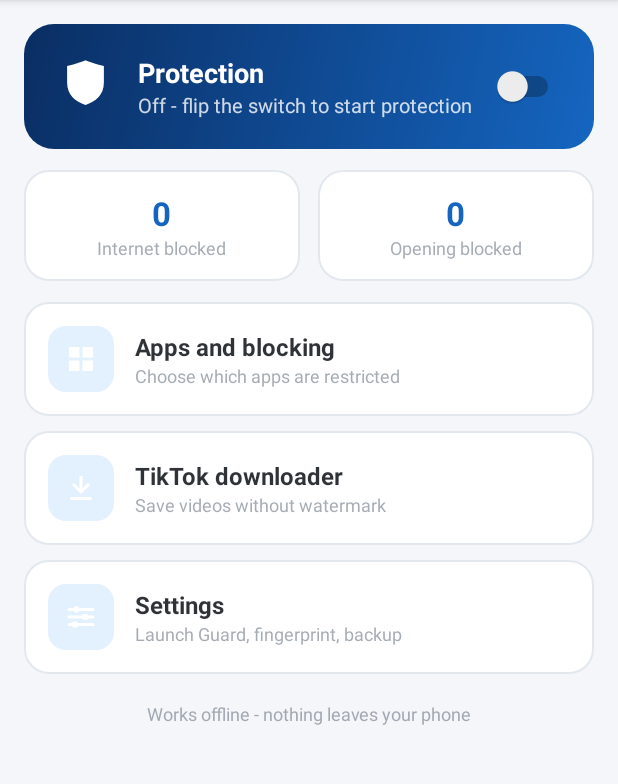
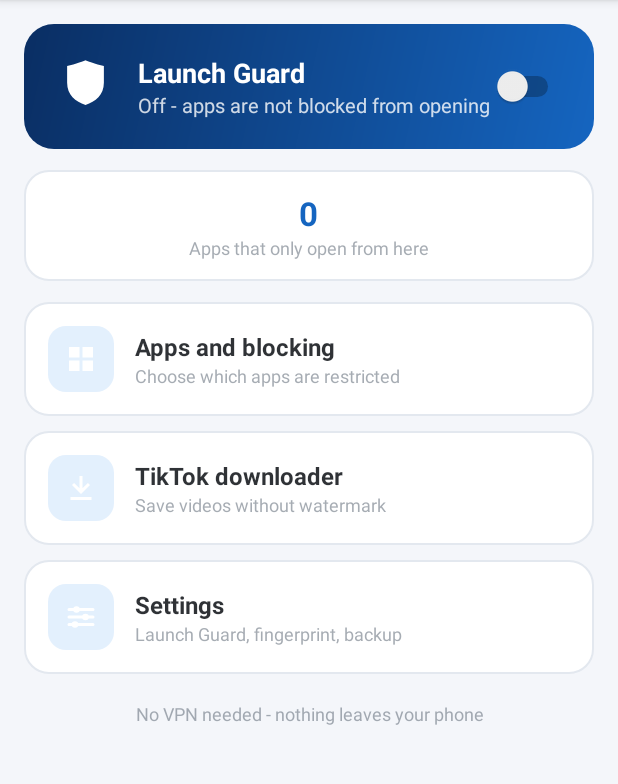
Before and after one commit to mughaleazamrestaurant11-droid/APP-BLOCKER, an Android app: the screen it shows after launch (MainActivity), on a phone screen of 412 x 824 dp, the part 84-868 px from its top. Run offline under Robolectric (Android 15) with nearby library versions, the phone set to English and light mode, and no system bars.

Commit message:
Remove VPN internet blocking entirely - app is now open-block only (Launch Guard)

```diff
--- a/app/src/main/java/com/classic/myappblocker/MainActivity.kt
+++ b/app/src/main/java/com/classic/myappblocker/MainActivity.kt
@@ -1,40 +1,34 @@
 package com.classic.myappblocker
 
 import android.app.Activity
+import android.content.DialogInterface
 import android.content.Intent
 import android.content.pm.PackageManager
 import android.hardware.biometrics.BiometricManager
 import android.hardware.biometrics.BiometricPrompt
-import android.net.VpnService
 import android.os.Build
 import android.os.Bundle
 import android.os.CancellationSignal
-import android.os.Handler
-import android.os.Looper
 import android.view.View
 import android.widget.Switch
 import android.widget.TextView
 import android.widget.Toast
-import android.content.DialogInterface
 
-/** Dashboard: protection switch, live counters and the main menu. */
+/** Dashboard: Launch Guard switch, live counter and the main menu. */
 class MainActivity : Activity() {
 
-    private lateinit var master: Switch
+    private lateinit var guard: Switch
     private lateinit var status: TextView
-    private lateinit var countInternet: TextView
     private lateinit var countOpen: TextView
     private var uiBusy = false
-    private val handler = Handler(Looper.getMainLooper())
 
     override fun onCreate(savedInstanceState: Bundle?) {
         super.onCreate(savedInstanceState)
         setContentView(R.layout.activity_main)
         maybeLock()
 
-        master = findViewById(R.id.switch_master)
+        guard = findViewById(R.id.switch_guard)
         status = findViewById(R.id.text_status)
-        countInternet = findViewById(R.id.text_count_internet)
         countOpen = findViewById(R.id.text_count_open)
 
         findViewById<View>(R.id.card_apps).setOnClickListener {
@@ -47,114 +41,48 @@ class MainActivity : Activity() {
             startActivity(Intent(this, SettingsActivity::class.java))
         }
 
-        master.setOnCheckedChangeListener { _, on ->
-            if (!uiBusy) {
-                if (on) startFirewall() else stopFirewall()
+        guard.setOnCheckedChangeListener { _, on ->
+            if (uiBusy) return@setOnCheckedChangeListener
+            Store.setOpenGuardEnabled(this, on)
+            if (on && !LaunchGuardService.isServiceEnabled(this)) {
+                Toast.makeText(
+                    this,
+                    "Now enable the Launch Guard service in Settings",
+                    Toast.LENGTH_LONG
+                ).show()
             }
+            refreshUi()
         }
     }
 
     override fun onResume() {
         super.onResume()
-
-        // Restore the blocker after a reboot / process death
-        // (no dialog needed if VPN permission was already granted).
-        if (Store.enabled(this) && !BlockerVpnService.isRunning && VpnService.prepare(this) == null) {
-            startForegroundService(
-                Intent(this, BlockerVpnService::class.java).setAction(BlockerVpnService.ACTION_START)
-            )
-            handler.postDelayed({ refreshUi() }, 600)
-        }
         refreshUi()
     }
 
     private fun refreshUi() {
-        val running = BlockerVpnService.isRunning
+        val guardOn = Store.openGuardEnabled(this)
+        val serviceOn = LaunchGuardService.isServiceEnabled(this)
+        val protected = countBlocked()
+
         uiBusy = true
-        master.isChecked = running
+        guard.isChecked = guardOn
         uiBusy = false
+
         status.text = when {
-            running -> "Active on ${currentNetworkName()} - protection is on"
-            Store.enabled(this) -> "Starting..."
-            else -> "Off - flip the switch to start protection"
+            guardOn && serviceOn -> "Active - $protected app(s) protected"
+            guardOn -> "On, but the Accessibility service is off - enable it in Settings"
+            else -> "Off - apps are not blocked from opening"
         }
-        refreshCounts()
+        countOpen.text = protected.toString()
     }
 
-    private fun refreshCounts() {
-        var internet = 0
-        var open = 0
+    private fun countBlocked(): Int {
+        var n = 0
         for (info in packageManager.getInstalledPackages(PackageManager.GET_PERMISSIONS)) {
-            val f = Store.flags(this, info.packageName)
-            if (f == 0) continue
-            if (f and Store.BLOCK_INTERNET != 0) internet++
-            if (f and Store.BLOCK_OPEN != 0) open++
+            if (Store.flags(this, info.packageName) != 0) n++
         }
-        countInternet.text = internet.toString()
-        countOpen.text = open.toString()
-    }
-
-    private fun currentNetworkName(): String {
-        return try {
-            val cm = getSystemService(CONNECTIVITY_SERVICE) as android.net.ConnectivityManager
-            val caps = cm.getNetworkCapabilities(cm.activeNetwork) ?: return "no network"
-            when {
-                caps.hasTransport(android.net.NetworkCapabilities.TRANSPORT_CELLULAR) -> "mobile data"
-                caps.hasTransport(android.net.NetworkCapabilities.TRANSPORT_WIFI) -> "Wi-Fi"
-                else -> "network"
-            }
-        } catch (e: Exception) {
-            "network"
-        }
-    }
-
-    private fun startFirewall() {
-        val prepare = VpnService.prepare(this)
-        if (prepare != null) {
-            try {
-                @Suppress("DEPRECATION")
-                startActivityForResult(prepare, REQUEST_VPN)
-            } catch (e: android.content.ActivityNotFoundException) {
-                Toast.makeText(this, "VPN permission dialog not found", Toast.LENGTH_SHORT).show()
-                refreshUi()
-            }
-            return
-        }
-        launchFirewall()
-    }
-
-    private fun launchFirewall() {
-        Store.setEnabled(this, true)
-        startForegroundService(
-            Intent(this, BlockerVpnService::class.java).setAction(BlockerVpnService.ACTION_START)
-        )
-        refreshUi()
-        handler.postDelayed({ refreshUi() }, 600)
-    }
-
-    private fun stopFirewall() {
-        Store.setEnabled(this, false)
-        try {
-            startService(
-                Intent(this, BlockerVpnService::class.java).setAction(BlockerVpnService.ACTION_STOP)
-            )
-        } catch (e: Exception) {
-            // Service not running - nothing to stop.
-        }
-        refreshUi()
-    }
-
-    @Deprecated("Deprecated in Java")
-    override fun onActivityResult(requestCode: Int, resultCode: Int, data: Intent?) {
-        super.onActivityResult(requestCode, resultCode, data)
-        if (requestCode == REQUEST_VPN) {
-            if (resultCode == RESULT_OK) {
-                launchFirewall()
-            } else {
-                Toast.makeText(this, "VPN permission denied", Toast.LENGTH_SHORT).show()
-                refreshUi()
-            }
-        }
+        return n
     }
 
     private fun maybeLock() {
@@ -194,21 +122,4 @@ class MainActivity : Activity() {
             }
         }
     }
-
-    companion object {
-        private const val REQUEST_VPN = 1
-
-        /** Tell the running service to rebuild its rules after a change. */
-        fun refreshVpn(context: android.content.Context) {
-            if (!BlockerVpnService.isRunning) return
-            try {
-                context.startService(
-                    Intent(context, BlockerVpnService::class.java)
-                        .setAction(BlockerVpnService.ACTION_REBUILD)
-                )
-            } catch (e: Exception) {
-                // ignore
-            }
-        }
-    }
 }
--- a/app/src/main/java/com/classic/myappblocker/NewAppReceiver.kt
+++ b/app/src/main/java/com/classic/myappblocker/NewAppReceiver.kt
@@ -4,7 +4,7 @@ import android.content.BroadcastReceiver
 import android.content.Context
 import android.content.Intent
 
-/** Optionally blocks the internet of every newly installed app (when enabled in settings). */
+/** Optionally blocks the opening of every newly installed app (when enabled in settings). */
 class NewAppReceiver : BroadcastReceiver() {
 
     override fun onReceive(context: Context, intent: Intent) {
@@ -13,6 +13,5 @@ class NewAppReceiver : BroadcastReceiver() {
         val pkg = intent.data?.schemeSpecificPart ?: return
         if (pkg == context.packageName) return
         Store.setFlags(context, pkg, Store.BLOCK_ALL)
-        MainActivity.refreshVpn(context)
     }
 }
--- a/app/src/main/java/com/classic/myappblocker/Store.kt
+++ b/app/src/main/java/com/classic/myappblocker/Store.kt
@@ -5,11 +5,8 @@ import android.content.SharedPreferences
 
 /** Simple storage for which apps are blocked and whether the blocker is enabled. */
 object Store {
-    const val BLOCK_WIFI = 1
-    const val BLOCK_DATA = 2
-    const val BLOCK_OPEN = 4
-    const val BLOCK_INTERNET = BLOCK_WIFI or BLOCK_DATA
-    const val BLOCK_ALL = BLOCK_WIFI or BLOCK_DATA or BLOCK_OPEN
+    const val BLOCK_OPEN = 1
+    const val BLOCK_ALL = BLOCK_OPEN
 
     private fun prefs(context: Context): SharedPreferences =
         context.getSharedPreferences("blocker", Context.MODE_PRIVATE)
--- a/app/src/main/res/layout/activity_main.xml
+++ b/app/src/main/res/layout/activity_main.xml
@@ -41,7 +41,7 @@
                     <TextView
                         android:layout_width="wrap_content"
                         android:layout_height="wrap_content"
-                        android:text="Protection"
+                        android:text="Launch Guard"
                         android:textColor="#FFFFFFFF"
                         android:textSize="18sp"
                         android:textStyle="bold"/>
@@ -56,52 +56,17 @@
                 </LinearLayout>
 
                 <Switch
-                    android:id="@+id/switch_master"
+                    android:id="@+id/switch_guard"
                     android:layout_width="wrap_content"
                     android:layout_height="wrap_content"/>
             </LinearLayout>
         </LinearLayout>
 
-        <!-- Counters -->
+        <!-- Counter -->
         <LinearLayout
             android:layout_width="match_parent"
             android:layout_height="wrap_content"
             android:layout_marginTop="14dp"
-            android:baselineAligned="false"
-            android:orientation="horizontal">
-
-            <LinearLayout
-                android:layout_width="0dp"
-                android:layout_height="wrap_content"
-                android:layout_marginEnd="6dp"
-                android:layout_weight="1"
-                android:background="@drawable/bg_card"
-                android:gravity="center"
-                android:orientation="vertical"
-                android:padding="14dp">
-
-                <TextView
-                    android:id="@+id/text_count_internet"
-                    android:layout_width="wrap_content"
-                    android:layout_height="wrap_content"
-                    android:text="0"
-                    android:textColor="@color/primary"
-                    android:textSize="22sp"
-                    android:textStyle="bold"/>
-
-                <TextView
-                    android:layout_width="wrap_content"
-                    android:layout_height="wrap_content"
-                    android:text="Internet blocked"
-                    android:textColor="@color/text_secondary"
-                    android:textSize="12sp"/>
-            </LinearLayout>
-
-            <LinearLayout
-                android:layout_width="0dp"
-                android:layout_height="wrap_content"
-                android:layout_marginStart="6dp"
-                android:layout_weight="1"
             android:background="@drawable/bg_card"
             android:gravity="center"
             android:orientation="vertical"
@@ -119,10 +84,9 @@
             <TextView
                 android:layout_width="wrap_content"
                 android:layout_height="wrap_content"
-                    android:text="Opening blocked"
+                android:text="Apps that only open from here"
                 android:textColor="@color/text_secondary"
                 android:textSize="12sp"/>
-            </LinearLayout>
         </LinearLayout>
 
         <!-- Menu -->
@@ -278,7 +242,7 @@
             android:layout_height="wrap_content"
             android:gravity="center"
             android:paddingTop="18dp"
-            android:text="Works offline - nothing leaves your phone"
+            android:text="No VPN needed - nothing leaves your phone"
             android:textColor="@color/text_secondary"
             android:textSize="12sp"/>
     </LinearLayout>
```
Also changed, not shown: app/src/main/AndroidManifest.xml (+0 -24 lines), app/src/main/java/com/classic/myappblocker/AppAdapter.kt (+1 -7 lines), app/src/main/java/com/classic/myappblocker/AppsActivity.kt (+7 -25 lines), app/src/main/java/com/classic/myappblocker/BlockerTileService.kt (+11 -33 lines), app/src/main/java/com/classic/myappblocker/BlockerVpnService.kt (deleted, +0 -286 lines), app/src/main/java/com/classic/myappblocker/BootReceiver.kt (deleted, +0 -21 lines), app/src/main/java/com/classic/myappblocker/ToggleWidget.kt (+11 -29 lines), 1 other file. Lines whose indentation alone changed are shown as unchanged.
